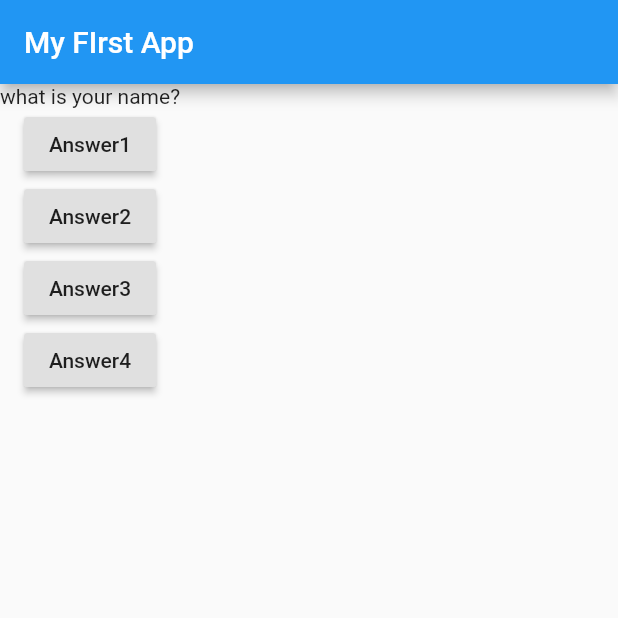
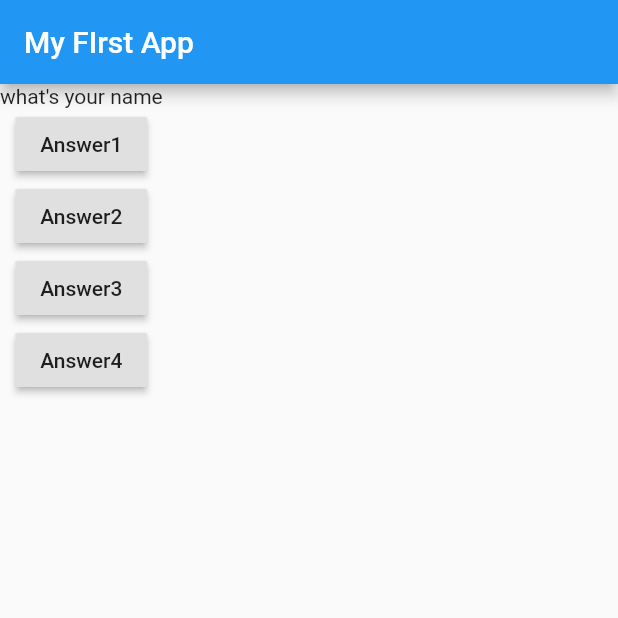
Before and after one commit to kanayanindya/idemiaFlutter, a Flutter app: the screen it shows after launch, after a tap on "Answer4", on a phone screen of 412 x 824 dp, the top half of it. Run offline on Flutter 3.47's test engine with Material 2 defaults, Android fonts, the phone set to English and light mode, and no system bars.

Commit message:
33-updating widget data

```diff
--- a/serction2/lib/main.dart
+++ b/serction2/lib/main.dart
@@ -7,10 +7,12 @@ import 'package:flutter/material.dart';
 void main() => runApp(MyApp());
 
 class MyApp extends StatelessWidget {
-  void answerQuestion(){
-    print('answer choosen');
+  var questionIndex = 0;
+
+  void answerQuestion() {
+    questionIndex = questionIndex + 1;
+    print(questionIndex);
   }
-
 
   @override
   Widget build(BuildContext context) {
@@ -26,20 +28,20 @@ class MyApp extends StatelessWidget {
         ),
         body: Column(
           children: [
-            Text('what is your name?'),
+            Text(question[questionIndex]),
             RaisedButton(
               child: Text('Answer1'),
-              onPressed: ()=>print('answer 1 choosen'),
+              onPressed: answerQuestion,
             ),
             RaisedButton(
               child: Text('Answer2'),
-              onPressed: (){
+              onPressed: () {
                 print('answer 2 choosen');
               },
             ),
             RaisedButton(
               child: Text('Answer3'),
-              onPressed: answerQuestion,
+              onPressed: () => print('answer 1 choosen'),
             ),
             RaisedButton(
               child: Text('Answer4'),
```
